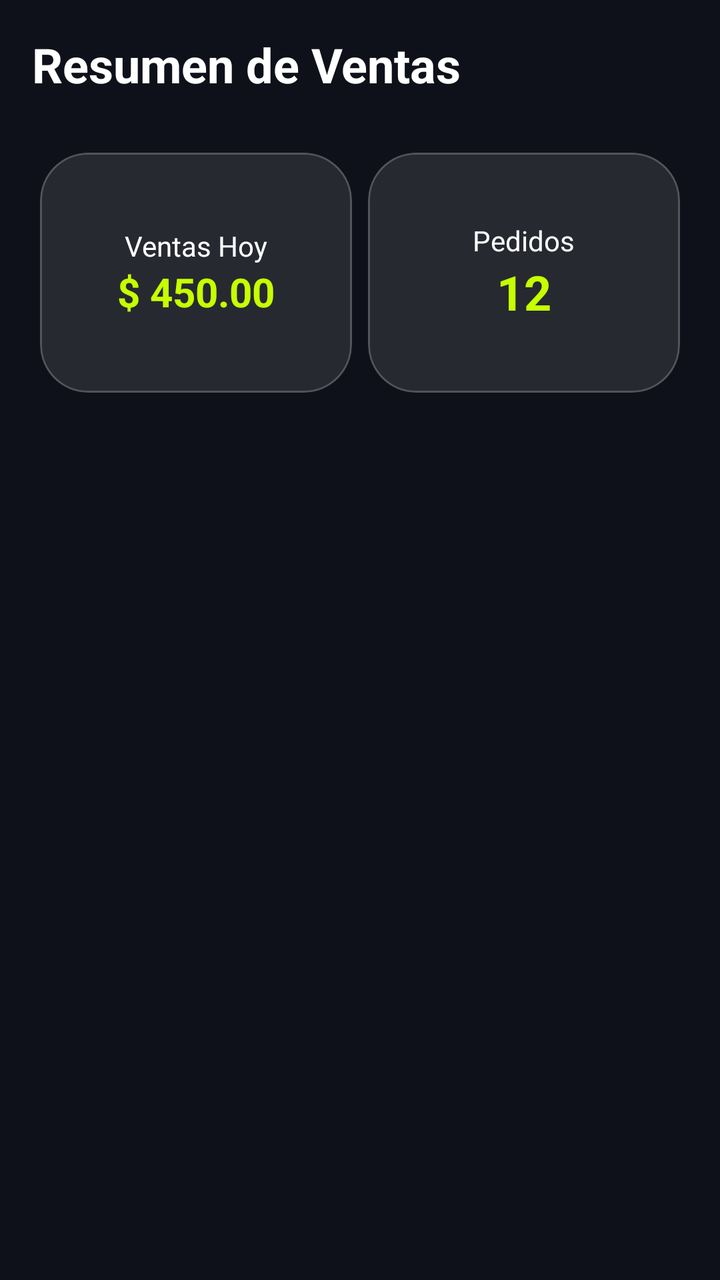
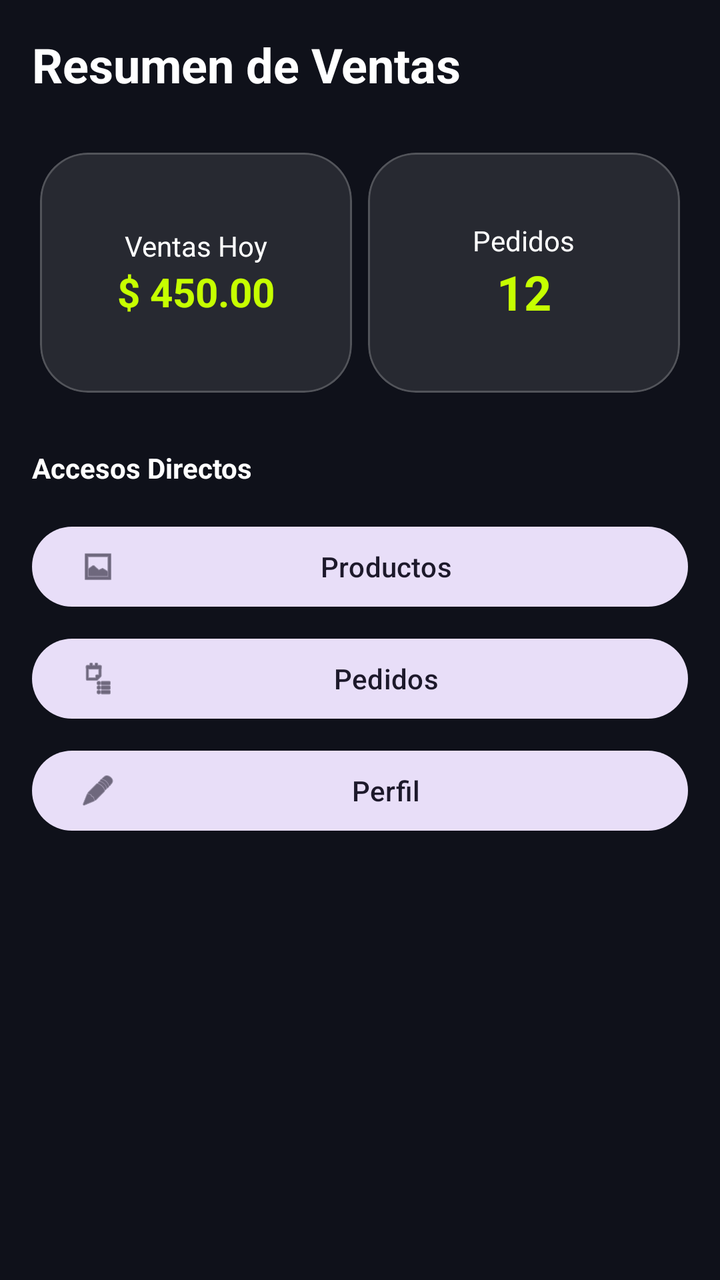

Before-and-after screenshots of an Android layout around one commit, followed by the original layout XML and the change that was made.
<!-- AndroidManifest.xml: application theme Theme.VoltCore -->
<!-- res/layout/fragment_vendor_dashboard.xml -->
<?xml version="1.0" encoding="utf-8"?>
<LinearLayout xmlns:android="http://schemas.android.com/apk/res/android"
    xmlns:app="http://schemas.android.com/apk/res-auto"
    android:layout_width="match_parent"
    android:layout_height="match_parent"
    android:background="@color/colorBackground"
    android:orientation="vertical"
    android:padding="@dimen/margin_standard">

    <TextView
        android:layout_width="wrap_content"
        android:layout_height="wrap_content"
        android:layout_marginBottom="24dp"
        android:text="Resumen de Ventas"
        android:textColor="@color/white"
        android:textSize="24sp"
        android:textStyle="bold" />

    <GridLayout
        android:layout_width="match_parent"
        android:layout_height="wrap_content"
        android:columnCount="2"
        android:rowCount="2">

        <com.google.android.material.card.MaterialCardView
            style="@style/Widget.VoltCore.Card"
            android:layout_width="0dp"
            android:layout_height="120dp"
            android:layout_columnWeight="1"
            android:layout_margin="4dp">
            <LinearLayout
                android:layout_width="match_parent"
                android:layout_height="match_parent"
                android:gravity="center"
                android:orientation="vertical">
                <TextView
                    android:layout_width="wrap_content"
                    android:layout_height="wrap_content"
                    android:text="Ventas Hoy"
                    android:textColor="@color/white" />
                <TextView
                    android:layout_width="wrap_content"
                    android:layout_height="wrap_content"
                    android:text="$ 450.00"
                    android:textColor="@color/colorElectricTeal"
                    android:textSize="20sp"
                    android:textStyle="bold" />
            </LinearLayout>
        </com.google.android.material.card.MaterialCardView>

        <com.google.android.material.card.MaterialCardView
            style="@style/Widget.VoltCore.Card"
            android:layout_width="0dp"
            android:layout_height="120dp"
            android:layout_columnWeight="1"
            android:layout_margin="4dp">
            <LinearLayout
                android:layout_width="match_parent"
                android:layout_height="match_parent"
                android:gravity="center"
                android:orientation="vertical">
                <TextView
                    android:layout_width="wrap_content"
                    android:layout_height="wrap_content"
                    android:text="Pedidos"
                    android:textColor="@color/white" />
                <TextView
                    android:layout_width="wrap_content"
                    android:layout_height="wrap_content"
                    android:text="12"
                    android:textColor="@color/colorElectricTeal"
                    android:textSize="24sp"
                    android:textStyle="bold" />
            </LinearLayout>
        </com.google.android.material.card.MaterialCardView>

    </GridLayout>

</LinearLayout>
<!-- resources referenced by this layout -->
<resources>
  <color name="colorBackground">@color/volt_background</color>
  <color name="colorElectricTeal">@color/volt_primary</color>
  <color name="white">#FFFFFFFF</color>
  <dimen name="margin_standard">16dp</dimen>
  <style name="Widget.VoltCore.Card" parent="Widget.Material3.CardView.Filled">
          <item name="cardCornerRadius">24dp</item>
          <item name="cardBackgroundColor">@color/glass_surface</item>
          <item name="strokeColor">@color/glass_stroke</item>
          <item name="strokeWidth">1dp</item>
      </style>
  <style name="Theme.VoltCore" parent="Base.Theme.VoltCore" />
  <color name="volt_background">#0F111A</color>
  <color name="volt_primary">#C6FF00</color>
  <color name="glass_surface">#1AFFFFFF</color>
  <color name="glass_stroke">#33FFFFFF</color>
  <style name="Base.Theme.VoltCore" parent="Theme.Material3.DayNight.NoActionBar">
          
          <item name="colorPrimary">@color/volt_primary</item>
          <item name="android:windowBackground">@color/volt_background</item>
          <item name="colorSurface">@color/glass_surface</item>
          <item name="colorOnSurface">@color/white</item>
      </style>
</resources>

<!-- the commit's change to res/layout/fragment_vendor_dashboard.xml (unified diff, before → after) -->
@@ -76,4 +76,39 @@
 
     </GridLayout>
 
+    <TextView
+        android:layout_width="wrap_content"
+        android:layout_height="wrap_content"
+        android:layout_marginTop="24dp"
+        android:layout_marginBottom="16dp"
+        android:text="@string/admin_shortcuts"
+        android:textColor="@color/white"
+        android:textStyle="bold" />
+
+    <com.google.android.material.button.MaterialButton
+        android:id="@+id/btnVendorProducts"
+        style="@style/Widget.Material3.Button.TonalButton"
+        android:layout_width="match_parent"
+        android:layout_height="wrap_content"
+        android:layout_marginBottom="8dp"
+        android:text="@string/products"
+        app:icon="@android:drawable/ic_menu_gallery" />
+
+    <com.google.android.material.button.MaterialButton
+        android:id="@+id/btnVendorOrders"
+        style="@style/Widget.Material3.Button.TonalButton"
+        android:layout_width="match_parent"
+        android:layout_height="wrap_content"
+        android:layout_marginBottom="8dp"
+        android:text="@string/orders"
+        app:icon="@android:drawable/ic_menu_agenda" />
+
+    <com.google.android.material.button.MaterialButton
+        android:id="@+id/btnVendorProfile"
+        style="@style/Widget.Material3.Button.TonalButton"
+        android:layout_width="match_parent"
+        android:layout_height="wrap_content"
+        android:text="@string/profile"
+        app:icon="@android:drawable/ic_menu_edit" />
+
 </LinearLayout>
<!-- resource entries referenced after the edit -->
@@ -4,6 +4,10 @@
   <color name="colorElectricTeal">@color/volt_primary</color>
   <color name="white">#FFFFFFFF</color>
   <dimen name="margin_standard">16dp</dimen>
+  <string name="admin_shortcuts">Accesos Directos</string>
+  <string name="orders">Pedidos</string>
+  <string name="products">Productos</string>
+  <string name="profile">Perfil</string>
   <style name="Widget.VoltCore.Card" parent="Widget.Material3.CardView.Filled">
           <item name="cardCornerRadius">24dp</item>
           <item name="cardBackgroundColor">@color/glass_surface</item>
